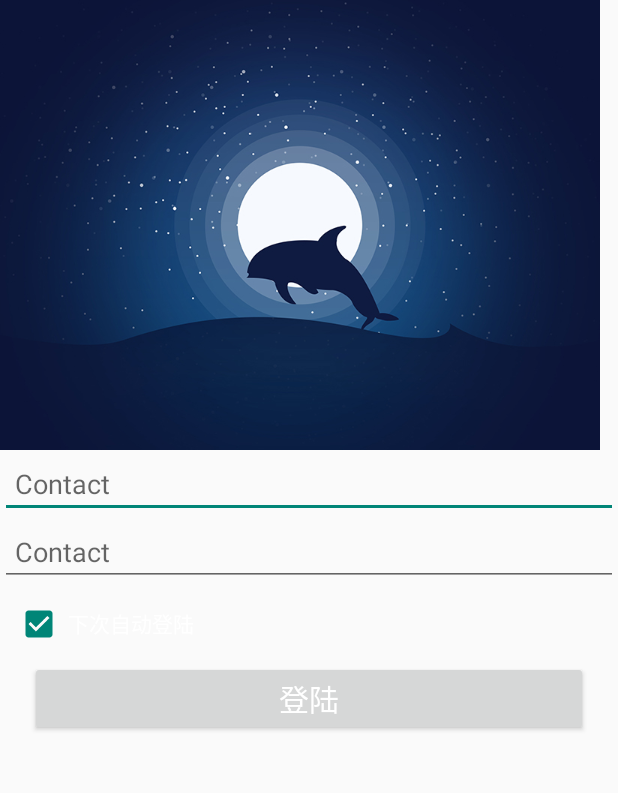
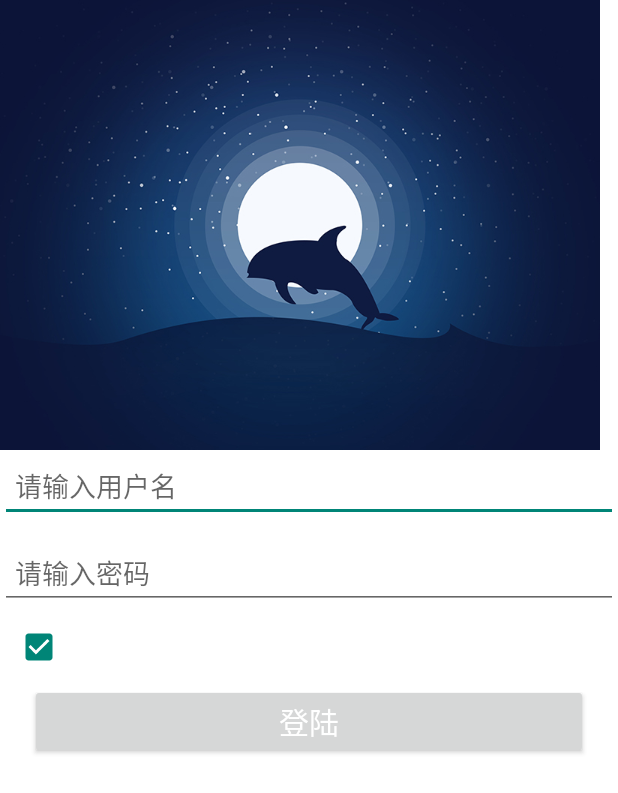
Before and after one commit to MaKePingGuo/officeautomation, an Android app: the layout activity_login.xml on its own in the app's theme, with its tools: preview values and no code run, on a phone screen of 412 x 824 dp. Shown: the top 793 px of the screen. Run offline under Robolectric (Android 15) with nearby library versions, the phone set to English and light mode, and no system bars; plain views replace ActionProcessButton, CheckBox, EditText; Roboto replaces fonts that are not available here.

Commit message:
modify login activity and add logout logic

```diff
--- a/app/build.gradle
+++ b/app/build.gradle
@@ -28,5 +28,6 @@ dependencies {
     compile 'com.android.support:cardview-v7:22.2.1'
     compile 'com.github.dmytrodanylyk.android-process-button:library:1.0.4'
     compile 'com.nispok:snackbar:2.11.+'
+    compile 'com.squareup.picasso:picasso:2.5.2'
     compile files('libs/xutilslib.jar')
 }
--- a/app/src/main/java/com/gsthdc/officeautomation/NavigationDrawerFragment.java
+++ b/app/src/main/java/com/gsthdc/officeautomation/NavigationDrawerFragment.java
@@ -105,6 +105,7 @@ public class NavigationDrawerFragment extends Fragment {
                         getString(R.string.title_section1),
                         getString(R.string.title_section2),
                         getString(R.string.title_section3),
+                        "退出登录",
                 }));
         mDrawerListView.setItemChecked(mCurrentSelectedPosition, true);
         return mDrawerListView;
--- a/app/src/main/res/layout/activity_login.xml
+++ b/app/src/main/res/layout/activity_login.xml
@@ -5,6 +5,7 @@
     android:id="@+id/activity_login"
     android:layout_width="match_parent"
     android:layout_height="match_parent"
+    android:background="@android:color/white"
     tools:context=".LoginActivity">
 
     <ImageView
@@ -15,45 +16,33 @@
         android:scaleType="fitStart"
         android:src="@drawable/login_banner" />
 
+
     <com.rey.material.widget.EditText
         android:id="@+id/account"
         android:layout_width="match_parent"
         android:layout_height="wrap_content"
         android:layout_below="@id/top_view"
-        android:completionThreshold="2"
-        android:dropDownSelector="@drawable/abc_list_selector_background_transition_holo_light"
-        android:hint="Contact"
-        android:imeOptions="actionNext|flagNoEnterAction|flagNoExtractUi"
-        android:inputType="textEmailSubject|textMultiLine"
+        android:hint="请输入用户名"
+        android:inputType="text"
         android:paddingLeft="10dp"
         android:paddingRight="10dp"
-        android:singleLine="true"
-        app:cet_spanFontFamily="asset:FreeSans.ttf"
-        app:et_inputId="@+id/textfield_et_contact_input"
-        app:et_labelTextColor="@android:color/black"
+        app:et_inputId="@+id/textfield_et_label_input"
         app:et_supportMode="none"
-        app:et_supportTextColor="@android:color/black"
-        app:v_styleId="@array/edittext_contact" />
+        app:v_styleId="@array/edittext" />
 
     <com.rey.material.widget.EditText
         android:id="@+id/password"
         android:layout_width="match_parent"
         android:layout_height="wrap_content"
         android:layout_below="@id/account"
-        android:completionThreshold="2"
-        android:dropDownSelector="@drawable/abc_list_selector_background_transition_holo_light"
-        android:hint="Contact"
-        android:imeOptions="actionNext|flagNoEnterAction|flagNoExtractUi"
-        android:inputType="textPassword"
+        android:layout_marginTop="10dp"
+        android:hint="请输入密码"
+        android:inputType="text"
         android:paddingLeft="10dp"
         android:paddingRight="10dp"
-        android:singleLine="true"
-        app:cet_spanFontFamily="asset:FreeSans.ttf"
-        app:et_inputId="@+id/textfield_et_contact_input"
-        app:et_labelTextColor="@android:color/black"
+        app:et_inputId="@+id/textfield_et_label_input"
         app:et_supportMode="none"
-        app:et_supportTextColor="@android:color/black"
-        app:v_styleId="@array/edittext_contact" />
+        app:v_styleId="@array/edittext" />
 
     <com.rey.material.widget.CheckBox
         android:id="@+id/auto_login"
@@ -67,7 +56,9 @@
         android:layout_marginTop="10dp"
         android:checked="true"
         android:gravity="center_vertical"
-        app:v_styleId="@array/checkbox"></com.rey.material.widget.CheckBox>
+        android:theme="@style/AppBar"
+        android:text="下次自动登陆"
+        app:v_styleId="@array/checkbox" />
 
     <TextView
         android:id="@+id/auto_login_text"
@@ -77,8 +68,7 @@
         android:layout_alignTop="@id/auto_login"
         android:layout_toRightOf="@id/auto_login"
         android:gravity="center_vertical|left"
-        android:text="下次自动登陆"
-        android:textColor="@android:color/white" />
+        android:textColor="@color/blue_light_text" />
 
     <com.dd.processbutton.iml.ActionProcessButton
         android:id="@+id/login"
--- a/app/src/main/res/layout/activity_main.xml
+++ b/app/src/main/res/layout/activity_main.xml
@@ -1,6 +1,7 @@
 <!-- A DrawerLayout is intended to be used as the top-level content view using match_parent for both width and height to consume the full space available. -->
 <android.support.v4.widget.DrawerLayout xmlns:android="http://schemas.android.com/apk/res/android"
     xmlns:tools="http://schemas.android.com/tools" android:id="@+id/drawer_layout"
+    android:background="@android:color/white"
     android:layout_width="match_parent" android:layout_height="match_parent"
     tools:context=".MainActivity">
 
--- a/app/src/main/res/values/themes.xml
+++ b/app/src/main/res/values/themes.xml
@@ -5,9 +5,18 @@
         <item>@style/LightContactEditText</item>
         <item>@style/DarkContactEditText</item>
     </array>
+    <!--<array name="checkbox">-->
+        <!--<item>@style/LightCheckBoxDrawable</item>-->
+        <!--<item>@style/DarkCheckBoxDrawable</item>-->
+    <!--</array>-->
     <array name="checkbox">
-        <item>@style/LightCheckBoxDrawable</item>
+        <item>@style/DarkCheckBoxDrawable</item>
         <item>@style/DarkCheckBoxDrawable</item>
     </array>
 
+    <array name="edittext">
+        <item>@style/LightEditText</item>
+        <item>@style/DarkEditText</item>
+    </array>
+
 </resources>
```
Also changed, not shown: app/src/main/java/com/gsthdc/officeautomation/LoginActivity.java (+5 -2 lines), app/src/main/java/com/gsthdc/officeautomation/MainActivity.java (+8 -0 lines), app/src/main/res/values/styles.xml (+19 -1 lines), app/src/main/res/drawable-xhdpi/ic_user.png (added), 1 other file.
